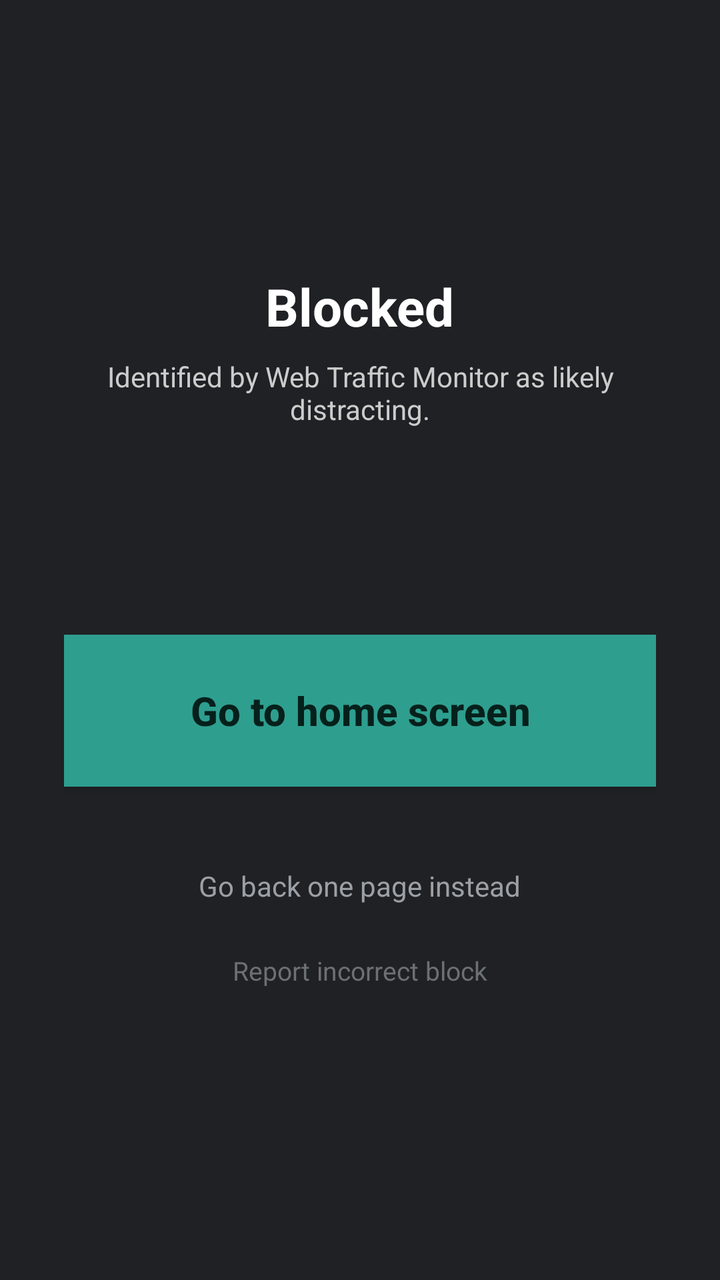
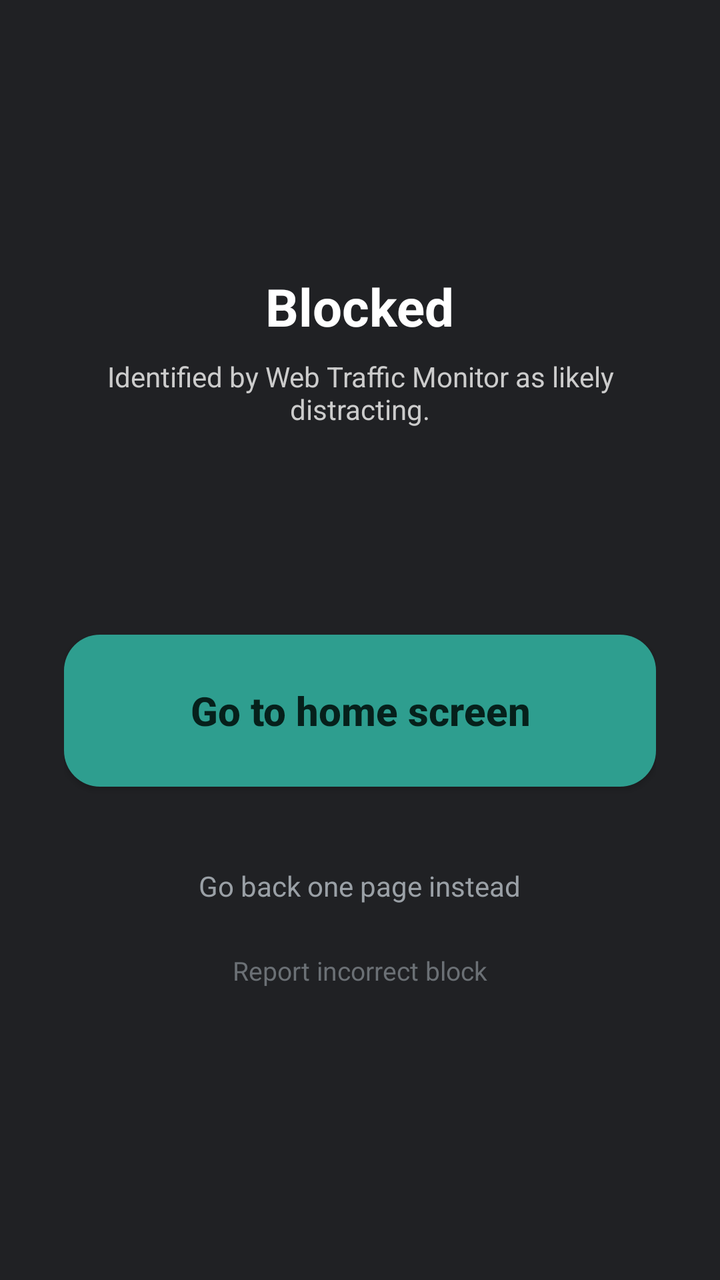

The first picture is an Android layout as it rendered before a commit; the second is the same layout after the commit. The layout source and the unified diff follow.
<!-- AndroidManifest.xml: application theme Theme.WebTrafficMonitor -->
<!-- res/layout/overlay_block.xml -->
<?xml version="1.0" encoding="utf-8"?>
<LinearLayout xmlns:android="http://schemas.android.com/apk/res/android"
    android:layout_width="match_parent"
    android:layout_height="match_parent"
    android:background="#FF202124"
    android:gravity="center"
    android:orientation="vertical"
    android:padding="32dp">

    <TextView
        android:layout_width="wrap_content"
        android:layout_height="wrap_content"
        android:text="@string/block_title"
        android:textColor="#FFFFFF"
        android:textSize="26sp"
        android:textStyle="bold" />

    <TextView
        android:layout_width="match_parent"
        android:layout_height="wrap_content"
        android:layout_marginTop="8dp"
        android:gravity="center"
        android:text="@string/block_explanation"
        android:textColor="#CCCCCC"
        android:textSize="14sp" />

    <TextView
        android:id="@+id/block_reason"
        android:layout_width="match_parent"
        android:layout_height="wrap_content"
        android:layout_marginTop="16dp"
        android:gravity="center"
        android:textColor="#FFD54F"
        android:textSize="18sp" />

    
    <TextView
        android:id="@+id/block_status"
        android:layout_width="match_parent"
        android:layout_height="wrap_content"
        android:layout_marginTop="12dp"
        android:alpha="0"
        android:gravity="center"
        android:textColor="#FF8FC2BA"
        android:textSize="14sp" />

    
    <Button
        android:id="@+id/btn_leave"
        android:layout_width="match_parent"
        android:layout_height="wrap_content"
        android:layout_marginTop="32dp"
        android:background="#FF2E9E8F"
        android:minHeight="76dp"
        android:paddingLeft="20dp"
        android:paddingRight="20dp"
        android:text="@string/leave"
        android:textAllCaps="false"
        android:textColor="#FF06201B"
        android:textSize="20sp"
        android:textStyle="bold" />

    
    <TextView
        android:id="@+id/btn_go_back"
        android:layout_width="wrap_content"
        android:layout_height="wrap_content"
        android:layout_marginTop="28dp"
        android:clickable="true"
        android:focusable="true"
        android:padding="12dp"
        android:text="@string/go_back"
        android:textColor="#FF9AA0A6"
        android:textSize="14sp" />

    <TextView
        android:id="@+id/btn_report"
        android:layout_width="wrap_content"
        android:layout_height="wrap_content"
        android:layout_marginTop="2dp"
        android:clickable="true"
        android:focusable="true"
        android:padding="10dp"
        android:text="@string/report_block"
        android:textColor="#FF6B7075"
        android:textSize="13sp" />

</LinearLayout>
<!-- resources referenced by this layout -->
<resources>
  <string name="block_explanation">Identified by Web Traffic Monitor as likely distracting.</string>
  <string name="block_title">Blocked</string>
  <string name="go_back">Go back one page instead</string>
  <string name="leave">Go to home screen</string>
  <string name="report_block">Report incorrect block</string>
  <style name="Theme.WebTrafficMonitor" parent="Theme.AppCompat.Light.NoActionBar" />
</resources>

<!-- the commit's change to res/layout/overlay_block.xml (unified diff, before → after) -->
@@ -50,7 +50,7 @@
         android:layout_width="match_parent"
         android:layout_height="wrap_content"
         android:layout_marginTop="32dp"
-        android:background="#FF2E9E8F"
+        android:background="@drawable/block_primary_button"
         android:minHeight="76dp"
         android:paddingLeft="20dp"
         android:paddingRight="20dp"
<!-- resource entries referenced after the edit -->
@@ -1,5 +1,12 @@
 <!-- resources referenced by this layout -->
 <resources>
+  <!-- drawable block_primary_button (drawable) -->
+  <?xml version="1.0" encoding="utf-8"?>
+  <shape xmlns:android="http://schemas.android.com/apk/res/android"
+      android:shape="rectangle">
+      <solid android:color="#FF2E9E8F" />
+      <corners android:radius="18dp" />
+  </shape>
   <string name="block_explanation">Identified by Web Traffic Monitor as likely distracting.</string>
   <string name="block_title">Blocked</string>
   <string name="go_back">Go back one page instead</string>
